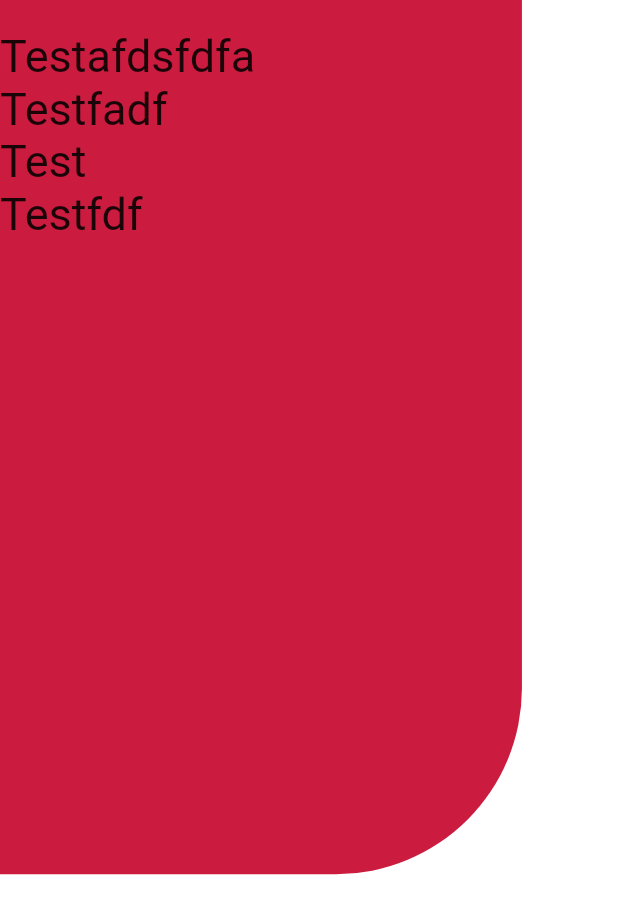
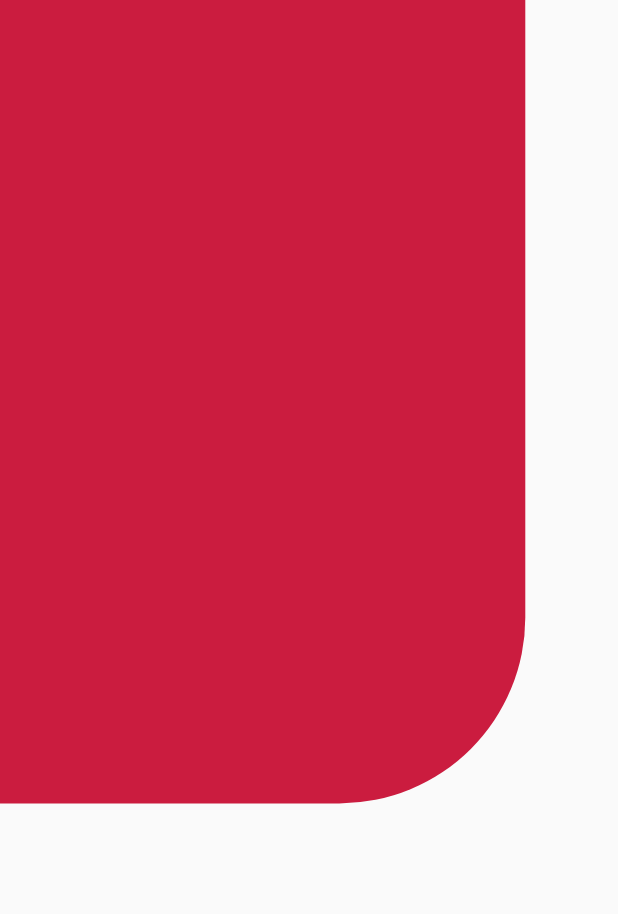
Before and after one commit to matsvandamme/sunworld_dynasty_flutter, a Flutter app: the screen it shows after launch, on a phone screen of 412 x 824 dp. Shown: the top 914 px of the screen. Run offline on Flutter 3.47's test engine with Material 2 defaults, Android fonts, the phone set to English and light mode, and no system bars; our stand-ins replace firebase_auth, package_info, page_view_indicators, smooth_page_indicator; missing offline and left inert: align_positioned; accounts and stored records are empty.

Commit message:
Welcome screen overlay constructed by paths instead of rect

```diff
--- a/lib/pages/test.dart
+++ b/lib/pages/test.dart
@@ -1,13 +1,17 @@
+import 'dart:math';
+
 import 'package:flutter/cupertino.dart';
 import 'package:flutter/material.dart';
 import 'package:flutter/services.dart';
+import 'package:align_positioned/align_positioned.dart';
+import 'package:roomserviceapp/external_packages/utils.dart';
 
 class Test extends StatefulWidget {
   @override
   _TestState createState() => _TestState();
 }
 
-class _MyPainter extends CustomPainter {
+class MyPainter extends CustomPainter {
   @override
   void paint(Canvas canvas, Size size) {
     // Define a paint object
@@ -16,17 +20,22 @@ class _MyPainter extends CustomPainter {
       ..strokeWidth = 4.0
       ..color = Color(0xffCB1C3F);
 
-    // Left eye
-    canvas.drawRRect(
-      RRect.fromRectAndRadius(
-          Rect.fromLTWH(-200, -200, size.width * 1.33, size.height * 0.95),
-          Radius.circular(124)),
-      paint,
-    );
+    Path path = Path();
+
+    double radius = 124.0;
+
+    path.moveTo(0, 0);
+    path.lineTo(size.width, 0);
+    path.lineTo(size.width, size.height-radius);
+    path.arcTo(Rect.fromCircle(center: Offset(size.width-radius, size.height-radius),radius: radius), 0, pi/2, false);
+    path.lineTo(0, size.height);
+    path.close();
+
+    canvas.drawPath(path, paint);
   }
 
   @override
-  bool shouldRepaint(_MyPainter oldDelegate) => false;
+  bool shouldRepaint(MyPainter oldDelegate) => false;
 }
 
 class _TestState extends State<Test> {
@@ -42,46 +51,19 @@ class _TestState extends State<Test> {
       debugShowCheckedModeBanner: false,
       home: Scaffold(
         body: SafeArea(
-          child: Container(
-            color: Colors.white,
-            child: Stack(
-              children: [
-                LayoutBuilder(
-                  // Inner yellow container
-                  builder: (_, constraints) => Container(
-                    width: constraints.widthConstraints().maxWidth,
-                    height: constraints.heightConstraints().maxHeight,
-                    color: Colors.white,
-                    child: CustomPaint(
-                      painter: _MyPainter(),
-                    ),
+          child: LayoutBuilder(
+            builder: (context, constraints) => CustomPaint(
+              painter: MyPainter(),
+              child: LayoutBuilder(
+                builder: (context, constraints) => LayoutBuilder(
+                  builder: (context, constraints) => Container(
+                    width: constraints.maxWidth * 0.85,
+                    height: constraints.maxHeight * 0.65,
+                    alignment: Alignment.topLeft,
+                    color: Colors.transparent,
                   ),
                 ),
-                Positioned(
-                  top:20,
-                  child: Column(
-                    crossAxisAlignment: CrossAxisAlignment.start,
-                    children: [
-                      Text(
-                        'Testafdsfdfa',
-                        style: TextStyle(fontSize: 30),
-                      ),
-                      Text(
-                        'Testfadf',
-                        style: TextStyle(fontSize: 30),
-                      ),
-                      Text(
-                        'Test',
-                        style: TextStyle(fontSize: 30),
-                      ),
-                      Text(
-                        'Testfdf',
-                        style: TextStyle(fontSize: 30),
-                      ),
-                    ],
-                  ),
-                ),
-              ],
+              ),
             ),
           ),
         ),
--- a/pubspec.yaml
+++ b/pubspec.yaml
@@ -34,6 +34,7 @@ dependencies:
   page_view_indicators: ^1.3.1
   smooth_page_indicator: ^0.1.5
   firebase_auth: ^0.16.1
+  align_positioned: ^1.2.6
 
   # The following adds the Cupertino Icons font to your application.
   # Use with the CupertinoIcons class for iOS style icons.
```
Also changed, not shown: pubspec.lock.
